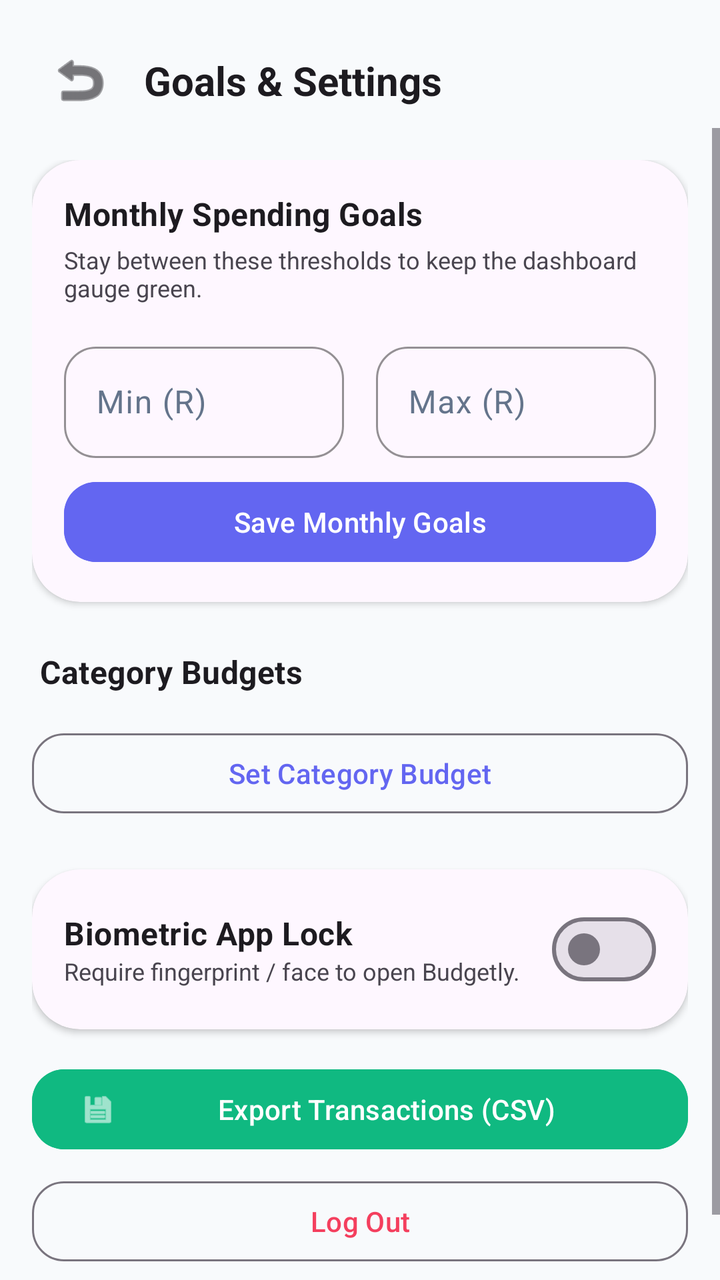
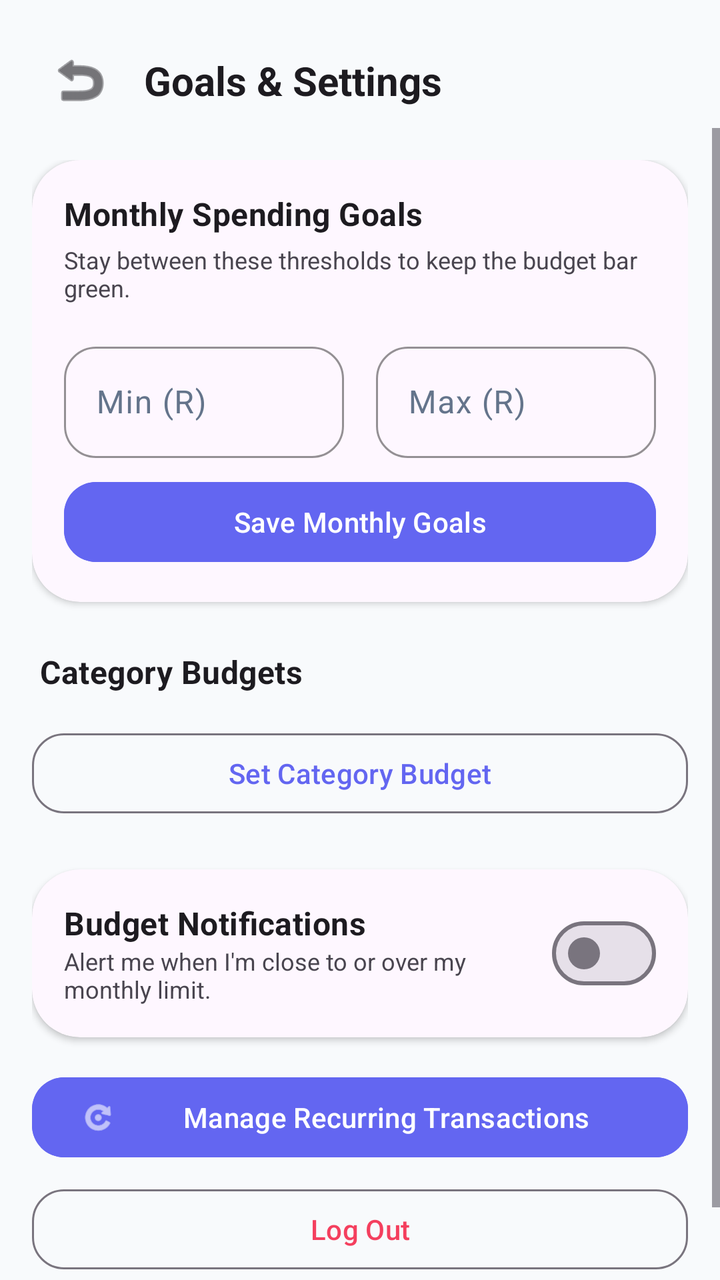

Before-and-after screenshots of an Android layout around one commit, followed by the original layout XML and the change that was made.
<!-- AndroidManifest.xml: application theme Theme.VaultQuest -->
<!-- res/layout/activity_goal_settings.xml -->
<?xml version="1.0" encoding="utf-8"?>
<androidx.constraintlayout.widget.ConstraintLayout xmlns:android="http://schemas.android.com/apk/res/android"
    xmlns:app="http://schemas.android.com/apk/res-auto"
    xmlns:tools="http://schemas.android.com/tools"
    android:layout_width="match_parent"
    android:layout_height="match_parent"
    android:background="?android:attr/windowBackground">

    <ImageButton
        android:id="@+id/btnBack"
        style="@style/Vault.IconButton"
        android:layout_marginStart="@dimen/space_md"
        android:layout_marginTop="@dimen/space_md"
        android:contentDescription="Back"
        android:src="@android:drawable/ic_menu_revert"
        app:layout_constraintStart_toStartOf="parent"
        app:layout_constraintTop_toTopOf="parent"
        app:tint="?android:attr/textColorPrimary" />

    <TextView
        android:id="@+id/title"
        style="@style/Vault.Text.Title"
        android:layout_width="wrap_content"
        android:layout_height="wrap_content"
        android:layout_marginStart="@dimen/space_sm"
        android:text="Goals &amp; Settings"
        app:layout_constraintBottom_toBottomOf="@id/btnBack"
        app:layout_constraintStart_toEndOf="@id/btnBack"
        app:layout_constraintTop_toTopOf="@id/btnBack" />

    <ScrollView
        android:layout_width="match_parent"
        android:layout_height="0dp"
        android:fillViewport="true"
        app:layout_constraintTop_toBottomOf="@id/btnBack"
        app:layout_constraintBottom_toBottomOf="parent">

        <LinearLayout
            android:layout_width="match_parent"
            android:layout_height="wrap_content"
            android:orientation="vertical"
            android:padding="@dimen/space_md">

            
            <androidx.cardview.widget.CardView
                android:layout_width="match_parent"
                android:layout_height="wrap_content"
                app:cardBackgroundColor="?attr/colorSurface"
                app:cardCornerRadius="@dimen/radius_lg"
                app:cardElevation="2dp">

                <LinearLayout
                    android:layout_width="match_parent"
                    android:layout_height="wrap_content"
                    android:orientation="vertical"
                    android:padding="@dimen/space_md">

                    <TextView
                        style="@style/Vault.Text.SectionHeader"
                        android:layout_width="wrap_content"
                        android:layout_height="wrap_content"
                        android:text="Monthly Spending Goals" />

                    <TextView
                        style="@style/Vault.Text.Caption"
                        android:layout_width="wrap_content"
                        android:layout_height="wrap_content"
                        android:layout_marginTop="@dimen/space_xs"
                        android:text="Stay between these thresholds to keep the dashboard gauge green." />

                    <LinearLayout
                        android:layout_width="match_parent"
                        android:layout_height="wrap_content"
                        android:layout_marginTop="@dimen/space_md"
                        android:orientation="horizontal">

                        <com.google.android.material.textfield.TextInputLayout
                            android:id="@+id/tilMin"
                            style="@style/PremiumTextInputLayout"
                            android:layout_width="0dp"
                            android:layout_height="wrap_content"
                            android:layout_marginEnd="@dimen/space_sm"
                            android:layout_weight="1"
                            android:hint="Min (R)">

                            <com.google.android.material.textfield.TextInputEditText
                                android:id="@+id/editMinGoal"
                                android:layout_width="match_parent"
                                android:layout_height="wrap_content"
                                android:inputType="numberDecimal" />
                        </com.google.android.material.textfield.TextInputLayout>

                        <com.google.android.material.textfield.TextInputLayout
                            android:id="@+id/tilMax"
                            style="@style/PremiumTextInputLayout"
                            android:layout_width="0dp"
                            android:layout_height="wrap_content"
                            android:layout_marginStart="@dimen/space_sm"
                            android:layout_weight="1"
                            android:hint="Max (R)">

                            <com.google.android.material.textfield.TextInputEditText
                                android:id="@+id/editMaxGoal"
                                android:layout_width="match_parent"
                                android:layout_height="wrap_content"
                                android:inputType="numberDecimal" />
                        </com.google.android.material.textfield.TextInputLayout>
                    </LinearLayout>

                    <com.google.android.material.button.MaterialButton
                        android:id="@+id/btnSaveGoals"
                        android:layout_width="match_parent"
                        android:layout_height="@dimen/touch_target_min"
                        android:layout_marginTop="@dimen/space_sm"
                        android:backgroundTint="@color/vault_blue"
                        android:text="Save Monthly Goals"
                        android:textAllCaps="false"
                        android:textColor="@color/white"
                        app:cornerRadius="@dimen/radius_md" />
                </LinearLayout>
            </androidx.cardview.widget.CardView>

            
            <TextView
                style="@style/Vault.Text.SectionHeader"
                android:layout_width="wrap_content"
                android:layout_height="wrap_content"
                android:layout_marginTop="@dimen/space_lg"
                android:layout_marginStart="@dimen/space_xs"
                android:text="Category Budgets" />

            <androidx.recyclerview.widget.RecyclerView
                android:id="@+id/budgetsRecyclerView"
                android:layout_width="match_parent"
                android:layout_height="wrap_content"
                android:layout_marginTop="@dimen/space_sm"
                android:nestedScrollingEnabled="false"
                app:layoutManager="androidx.recyclerview.widget.LinearLayoutManager"
                tools:listitem="@layout/item_budget" />

            <com.google.android.material.button.MaterialButton
                android:id="@+id/btnSetBudgets"
                style="?attr/materialButtonOutlinedStyle"
                android:layout_width="match_parent"
                android:layout_height="@dimen/touch_target_min"
                android:layout_marginTop="@dimen/space_sm"
                android:text="Set Category Budget"
                android:textAllCaps="false"
                app:cornerRadius="@dimen/radius_md" />

            
            <androidx.cardview.widget.CardView
                android:layout_width="match_parent"
                android:layout_height="wrap_content"
                android:layout_marginTop="@dimen/space_lg"
                app:cardBackgroundColor="?attr/colorSurface"
                app:cardCornerRadius="@dimen/radius_lg"
                app:cardElevation="2dp">

                <LinearLayout
                    android:layout_width="match_parent"
                    android:layout_height="wrap_content"
                    android:gravity="center_vertical"
                    android:orientation="horizontal"
                    android:padding="@dimen/space_md">

                    <LinearLayout
                        android:layout_width="0dp"
                        android:layout_height="wrap_content"
                        android:layout_weight="1"
                        android:orientation="vertical">

                        <TextView
                            style="@style/Vault.Text.SectionHeader"
                            android:layout_width="wrap_content"
                            android:layout_height="wrap_content"
                            android:text="Biometric App Lock" />

                        <TextView
                            style="@style/Vault.Text.Caption"
                            android:layout_width="wrap_content"
                            android:layout_height="wrap_content"
                            android:text="Require fingerprint / face to open Budgetly." />
                    </LinearLayout>

                    <com.google.android.material.materialswitch.MaterialSwitch
                        android:id="@+id/switchBiometric"
                        android:layout_width="wrap_content"
                        android:layout_height="wrap_content"
                        android:minWidth="@dimen/touch_target_min"
                        android:minHeight="@dimen/touch_target_min" />
                </LinearLayout>
            </androidx.cardview.widget.CardView>

            
            <com.google.android.material.button.MaterialButton
                android:id="@+id/btnExportCsv"
                android:layout_width="match_parent"
                android:layout_height="@dimen/touch_target_min"
                android:layout_marginTop="@dimen/space_md"
                android:backgroundTint="@color/vault_green"
                android:text="Export Transactions (CSV)"
                android:textAllCaps="false"
                android:textColor="@color/white"
                app:cornerRadius="@dimen/radius_md"
                app:icon="@android:drawable/ic_menu_save"
                app:iconTint="@color/white" />

            <com.google.android.material.button.MaterialButton
                android:id="@+id/btnLogout"
                style="?attr/materialButtonOutlinedStyle"
                android:layout_width="match_parent"
                android:layout_height="@dimen/touch_target_min"
                android:layout_marginTop="@dimen/space_sm"
                android:layout_marginBottom="@dimen/space_lg"
                android:text="Log Out"
                android:textAllCaps="false"
                android:textColor="@color/vault_red"
                app:cornerRadius="@dimen/radius_md" />

        </LinearLayout>
    </ScrollView>

</androidx.constraintlayout.widget.ConstraintLayout>
<!-- res/layout/item_budget.xml (included above) -->
<?xml version="1.0" encoding="utf-8"?>
<androidx.constraintlayout.widget.ConstraintLayout xmlns:android="http://schemas.android.com/apk/res/android"
    xmlns:app="http://schemas.android.com/apk/res-auto"
    android:layout_width="match_parent"
    android:layout_height="wrap_content"
    android:layout_marginBottom="16dp"
    android:background="@drawable/card_premium"
    android:padding="16dp">

    <TextView
        android:id="@+id/categoryName"
        android:layout_width="wrap_content"
        android:layout_height="wrap_content"
        android:text="Category"
        android:textColor="?android:attr/textColorPrimary"
        android:textSize="18sp"
        android:textStyle="bold"
        app:layout_constraintStart_toStartOf="parent"
        app:layout_constraintTop_toTopOf="parent" />

    <TextView
        android:id="@+id/budgetAmount"
        android:layout_width="wrap_content"
        android:layout_height="wrap_content"
        android:text="R 0 / R 0"
        android:textColor="?android:attr/textColorSecondary"
        android:textSize="14sp"
        app:layout_constraintEnd_toEndOf="parent"
        app:layout_constraintTop_toTopOf="parent" />

    <ProgressBar
        android:id="@+id/budgetProgress"
        style="?android:attr/progressBarStyleHorizontal"
        android:layout_width="match_parent"
        android:layout_height="12dp"
        android:layout_marginTop="16dp"
        android:progress="0"
        android:progressDrawable="@drawable/custom_progress_bar"
        app:layout_constraintTop_toBottomOf="@id/categoryName" />

</androidx.constraintlayout.widget.ConstraintLayout>
<!-- resources referenced by this layout -->
<resources>
  <color name="vault_blue">#6366F1</color>
  <color name="vault_green">#10B981</color>
  <color name="vault_red">#F43F5E</color>
  <color name="white">#FFFFFFFF</color>
  <dimen name="radius_lg">24dp</dimen>
  <dimen name="radius_md">16dp</dimen>
  <dimen name="space_lg">24dp</dimen>
  <dimen name="space_md">16dp</dimen>
  <dimen name="space_sm">8dp</dimen>
  <dimen name="space_xs">4dp</dimen>
  <dimen name="touch_target_min">48dp</dimen>
  <!-- drawable card_premium (drawable) -->
  <?xml version="1.0" encoding="utf-8"?>
  <shape xmlns:android="http://schemas.android.com/apk/res/android">
      <solid android:color="?attr/colorSurface" />
      <corners android:radius="24dp" />
      <stroke android:width="1dp" android:color="?attr/colorOutline" />
  </shape>
  <!-- drawable custom_progress_bar (drawable) -->
  <?xml version="1.0" encoding="utf-8"?>
  <layer-list xmlns:android="http://schemas.android.com/apk/res/android">
      <item android:id="@android:id/background">
          <shape>
              <corners android:radius="6dp" />
              <solid android:color="?attr/colorSurface" />
          </shape>
      </item>
      <item android:id="@android:id/progress">
          <clip>
              <shape>
                  <corners android:radius="6dp" />
                  <solid android:color="@color/secondary" />
              </shape>
          </clip>
      </item>
  </layer-list>
  <style name="PremiumTextInputLayout" parent="Widget.Material3.TextInputLayout.OutlinedBox">
          <item name="boxCornerRadiusTopStart">16dp</item>
          <item name="boxCornerRadiusTopEnd">16dp</item>
          <item name="boxCornerRadiusBottomStart">16dp</item>
          <item name="boxCornerRadiusBottomEnd">16dp</item>
          <item name="boxStrokeColor">@color/secondary</item>
          <item name="hintTextColor">@color/secondary</item>
          <item name="android:textColorHint">@color/text_secondary</item>
      </style>
  <style name="Vault.IconButton">
          <item name="android:layout_width">@dimen/touch_target_min</item>
          <item name="android:layout_height">@dimen/touch_target_min</item>
          <item name="android:background">?attr/selectableItemBackgroundBorderless</item>
          <item name="android:scaleType">centerInside</item>
          <item name="android:padding">@dimen/space_sm</item>
      </style>
  <style name="Vault.Text.Caption">
          <item name="android:textSize">@dimen/text_caption</item>
          <item name="android:textColor">?android:attr/textColorSecondary</item>
      </style>
  <style name="Vault.Text.SectionHeader">
          <item name="android:textSize">@dimen/text_subtitle</item>
          <item name="android:textStyle">bold</item>
          <item name="android:letterSpacing">0.01</item>
      </style>
  <style name="Vault.Text.Title">
          <item name="android:textSize">@dimen/text_title</item>
          <item name="android:textStyle">bold</item>
      </style>
  <style name="Theme.VaultQuest" parent="Base.Theme.VaultQuest" />
  <color name="secondary">#F43F5E</color>
  <color name="text_secondary">#64748B</color>
  <dimen name="text_caption">12sp</dimen>
  <dimen name="text_subtitle">16sp</dimen>
  <dimen name="text_title">20sp</dimen>
  <style name="Base.Theme.VaultQuest" parent="Theme.Material3.Light.NoActionBar">
          <item name="colorPrimary">@color/vault_blue</item>
          <item name="android:windowBackground">@color/vault_light_bg</item>
          <item name="android:statusBarColor">@color/vault_blue</item>
      </style>
  <color name="vault_light_bg">#F8FAFC</color>
</resources>

<!-- the commit's change to res/layout/activity_goal_settings.xml (unified diff, before → after) -->
@@ -66,7 +66,7 @@
                         android:layout_width="wrap_content"
                         android:layout_height="wrap_content"
                         android:layout_marginTop="@dimen/space_xs"
-                        android:text="Stay between these thresholds to keep the dashboard gauge green." />
+                        android:text="Stay between these thresholds to keep the budget bar green." />
 
                     <LinearLayout
                         android:layout_width="match_parent"
@@ -174,17 +174,17 @@
                             style="@style/Vault.Text.SectionHeader"
                             android:layout_width="wrap_content"
                             android:layout_height="wrap_content"
-                            android:text="Biometric App Lock" />
+                            android:text="Budget Notifications" />
 
                         <TextView
                             style="@style/Vault.Text.Caption"
                             android:layout_width="wrap_content"
                             android:layout_height="wrap_content"
-                            android:text="Require fingerprint / face to open Budgetly." />
+                            android:text="Alert me when I'm close to or over my monthly limit." />
                     </LinearLayout>
 
                     <com.google.android.material.materialswitch.MaterialSwitch
-                        android:id="@+id/switchBiometric"
+                        android:id="@+id/switchNotifications"
                         android:layout_width="wrap_content"
                         android:layout_height="wrap_content"
                         android:minWidth="@dimen/touch_target_min"
@@ -194,16 +194,16 @@
 
             
             <com.google.android.material.button.MaterialButton
-                android:id="@+id/btnExportCsv"
+                android:id="@+id/btnRecurring"
                 android:layout_width="match_parent"
                 android:layout_height="@dimen/touch_target_min"
                 android:layout_marginTop="@dimen/space_md"
-                android:backgroundTint="@color/vault_green"
-                android:text="Export Transactions (CSV)"
+                android:backgroundTint="@color/vault_blue"
+                android:text="Manage Recurring Transactions"
                 android:textAllCaps="false"
                 android:textColor="@color/white"
                 app:cornerRadius="@dimen/radius_md"
-                app:icon="@android:drawable/ic_menu_save"
+                app:icon="@android:drawable/ic_menu_rotate"
                 app:iconTint="@color/white" />
 
             <com.google.android.material.button.MaterialButton
<!-- resource entries referenced after the edit -->
@@ -1,7 +1,6 @@
 <!-- resources referenced by this layout -->
 <resources>
   <color name="vault_blue">#6366F1</color>
-  <color name="vault_green">#10B981</color>
   <color name="vault_red">#F43F5E</color>
   <color name="white">#FFFFFFFF</color>
   <dimen name="radius_lg">24dp</dimen>
